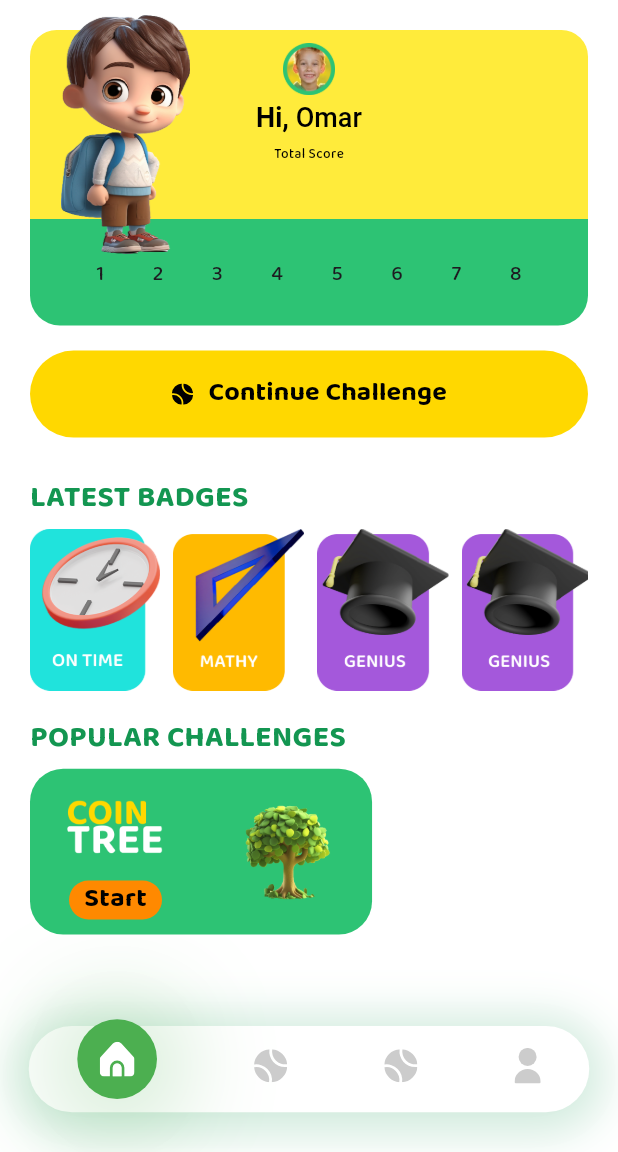
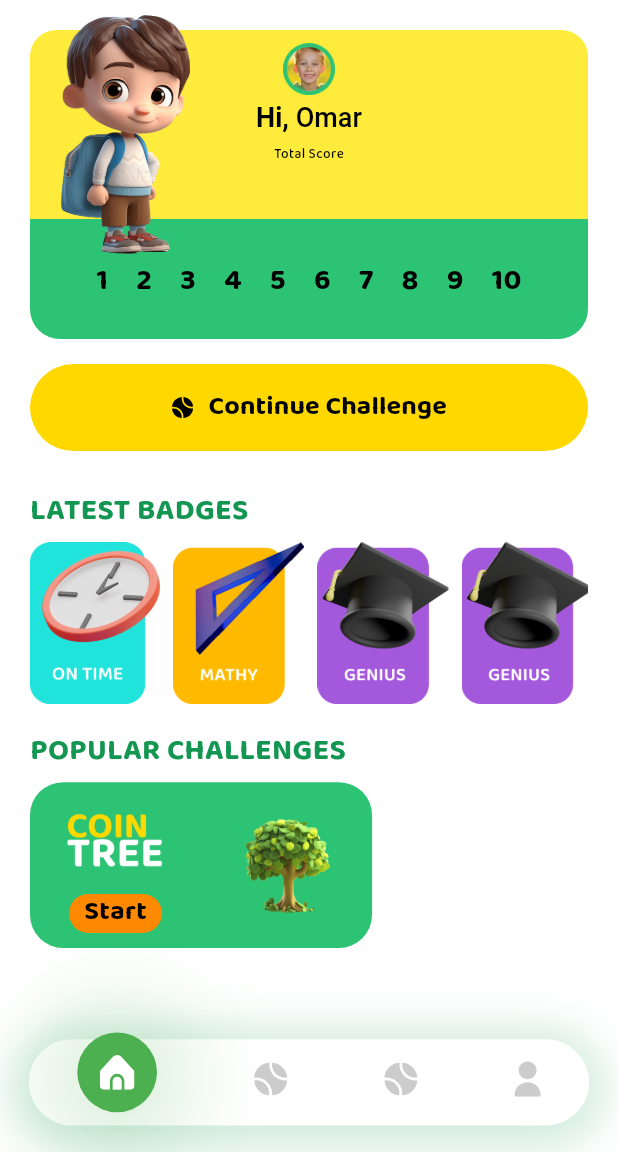
Before and after one commit to ZiadElsaadany/green-mind, a Flutter app: the HomeBottomNavBarScreen screen opened by its route, on a phone screen of 412 x 824 dp, the part 84-1236 px from its top. Run offline on Flutter 3.47's test engine with Material 3 defaults, Android fonts, the phone set to English and light mode, and no system bars; drawn by our look-alikes of percent_indicator; our stand-ins replace flutter_bloc, flutter_screenutil, flutter_svg.

Commit message:
progress indicator done

```diff
--- a/lib/features/add_score/presentation/view/add_score_screen.dart
+++ b/lib/features/add_score/presentation/view/add_score_screen.dart
@@ -9,7 +9,7 @@ class AddScoreScreen extends StatelessWidget {
   Widget build(BuildContext context) {
     return Scaffold(
       appBar: appBar(),
-      body: AddScoreBody(),
+      body: const AddScoreBody(),
     );
   }
 }
--- a/lib/features/add_score/presentation/view/widgets/add_score_body.dart
+++ b/lib/features/add_score/presentation/view/widgets/add_score_body.dart
@@ -49,6 +49,9 @@ class _AddScoreBodyState extends State<AddScoreBody> {
                     context.read<AddScoreCubit>().changeScore("");
 
                     return "Enter your score";
+                  }else if(int.parse(c.trim()) > 10) {
+                    return "The latest score is 10.";
+
                   }
                   context.read<AddScoreCubit>().changeScore(c.trim());
                   return null;
--- a/lib/features/home/presentation/view/widgets/home_screen_body.dart
+++ b/lib/features/home/presentation/view/widgets/home_screen_body.dart
@@ -9,8 +9,7 @@ import 'package:green_mind/features/home/presentation/view/widgets/headline_widg
 import 'package:green_mind/features/home/presentation/view/widgets/score_card.dart';
 
 import '../../../../../core/assets/colors.dart';
-import 'animated_number.dart';
-import 'animated_progress.dart';
+import 'progress.dart';
 
 class HomeScreenBody extends StatelessWidget {
   const HomeScreenBody({super.key});
--- a/lib/features/home/presentation/view/widgets/nav_bar_widget.dart
+++ b/lib/features/home/presentation/view/widgets/nav_bar_widget.dart
@@ -18,7 +18,7 @@ class CustomBottomNavBar extends StatelessWidget {
         var cubit = context.read<HomeCubit>();
         return Container(
           margin: EdgeInsets.only(
-              left: 20.w, right: 20.w, top: 10.h, bottom: 30.h),
+              left: 20.w, right: 20.w, top: 10.h, bottom: 20.h),
           child: Stack(
             alignment: Alignment.bottomCenter,
             clipBehavior: Clip.none,
--- a/lib/features/home/presentation/view/widgets/animated_number.dart
+++ b/lib/features/home/presentation/view/widgets/progress.dart
@@ -1,43 +1,40 @@
 import 'package:flutter/material.dart';
+import 'package:green_mind/core/assets/styles.dart';
 import 'package:percent_indicator/linear_percent_indicator.dart';
 import 'package:flutter_screenutil/flutter_screenutil.dart';
 
 import '../../../../../core/assets/colors.dart';
 
-class AnimatedProgressIndicator extends StatelessWidget {
-  final double score;
-  final double maxScore;
+class CustomProgress extends StatelessWidget {
+  final int score;
 
-  const AnimatedProgressIndicator({
+  const CustomProgress({
     super.key,
     required this.score,
-    this.maxScore = 8.0,
   });
 
   @override
   Widget build(BuildContext context) {
-    // حساب النسبة المئوية بناءً على score و maxScore
-    double percent = (score / maxScore).clamp(0.0, 1.0);
 
     return Padding(
       padding:  EdgeInsets.symmetric(horizontal: 20.w),
       child: Column(
         children: [
+
           Padding(
             padding: const EdgeInsets.symmetric(horizontal: 15),
             child: Row(
               mainAxisAlignment: MainAxisAlignment.spaceBetween,
               children: List.generate(
-                maxScore.toInt(),
+                10,
                     (index) {
-                  int currentNumber = index + 1;
-                  Color textColor = currentNumber <=score
+                  Color textColor = (index+1) <=score
                       ? AppColors.yellow
                       : Colors.black;
 
                   return Text(
-                    '$currentNumber',
-                    // style: AppTextStyles.bold30deepGreen.copyWith(color: textColor),
+                    '${index+1}',
+                    style: AppStyles.size20PrimaryColorBold.copyWith(color: textColor),
                   );
                 },
               ),
@@ -46,12 +43,12 @@ class AnimatedProgressIndicator extends StatelessWidget {
 
           LinearPercentIndicator(
             lineHeight: 15.0.h,
-            percent: percent,
+            percent:    (score / 10).clamp(0, 1),
             backgroundColor: AppColors.primaryColorOpacity,
             progressColor: AppColors.yellow,
             animation: true,
             animationDuration: 2000,
-            barRadius: const Radius.circular(8),
+            barRadius: const Radius.circular(10),
           ),
         ],
       ),
--- a/lib/features/home/presentation/view/widgets/score_card.dart
+++ b/lib/features/home/presentation/view/widgets/score_card.dart
@@ -7,7 +7,7 @@ import 'package:green_mind/features/add_score/presentation/controller/add_score_
 import 'package:green_mind/features/add_score/presentation/controller/add_score_state.dart';
 
 import '../../../../../core/assets/images.dart';
-import 'animated_number.dart';
+import 'progress.dart';
 
 class ScoreCard extends StatelessWidget {
   const ScoreCard({super.key});
@@ -89,7 +89,7 @@ class ScoreCard extends StatelessWidget {
                     children: [
                       SizedBox(height: 20.h),
                       // Progress Indicator
-                      AnimatedProgressIndicator(score: double.parse(state.score??"0"))
+                      CustomProgress(score: int.parse(state.score??"0"),)
                     ],
                   ),
                 ),
```
Also changed, not shown: lib/features/home/presentation/view/widgets/animated_progress.dart (deleted, +0 -49 lines).
